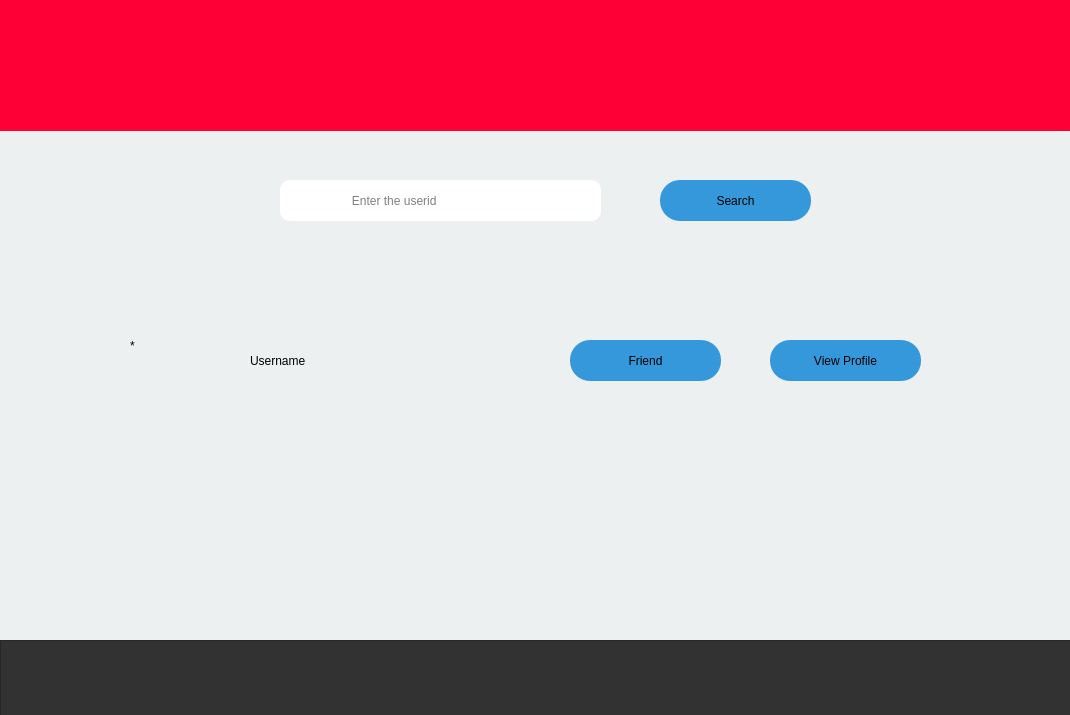
Qt form Login/search_page.ui (KrishnanSG/Cloud) before a commit.
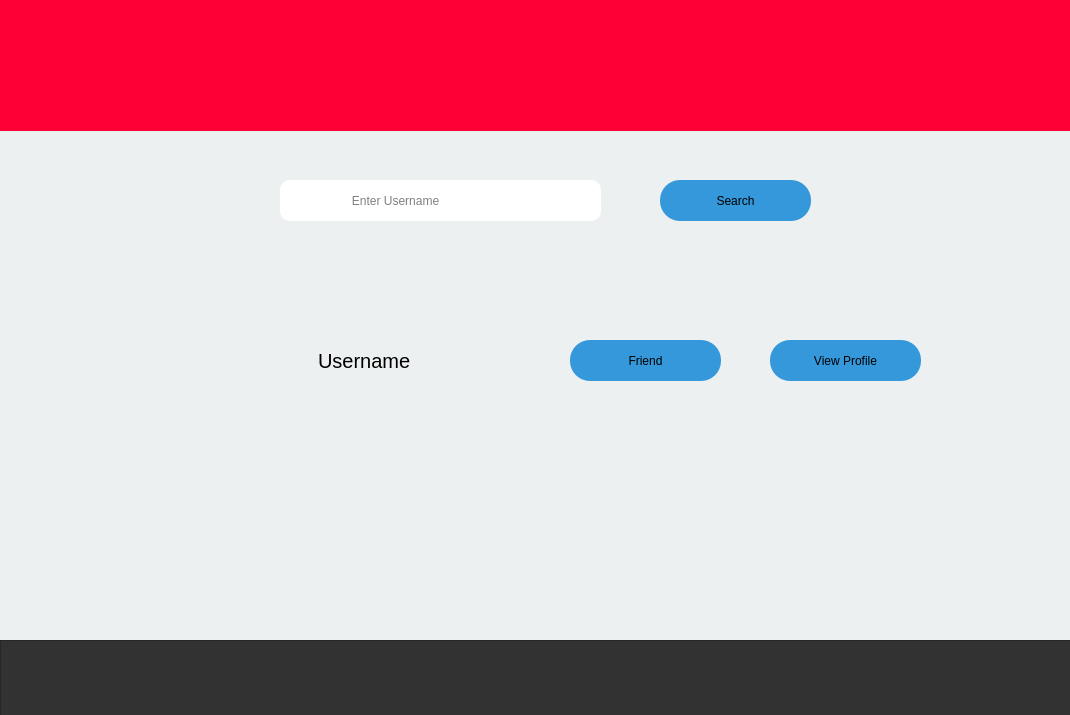
The same form after that commit. Icons and pictures are not drawn.

What changed in the file:
```diff
--- a/Login/search_page.ui
+++ b/Login/search_page.ui
@@ -222,7 +222,7 @@
     <string/>
    </property>
    <property name="placeholderText">
-    <string>                  Enter the userid </string>
+    <string>                  Enter Username</string>
    </property>
   </widget>
   <widget class="QPushButton" name="search_button">
@@ -274,21 +274,16 @@
      <height>41</height>
     </rect>
    </property>
+   <property name="font">
+    <font>
+     <pointsize>15</pointsize>
+    </font>
+   </property>
    <property name="text">
     <string>Username</string>
    </property>
-  </widget>
-  <widget class="QLabel" name="display_profile_label">
-   <property name="geometry">
-    <rect>
-     <x>130</x>
-     <y>310</y>
-     <width>81</width>
-     <height>71</height>
-    </rect>
-   </property>
-   <property name="text">
-    <string>*</string>
+   <property name="indent">
+    <number>68</number>
    </property>
   </widget>
   <widget class="QPushButton" name="view_profile_button">
```
Left out of the diff: 1 changed line with no effect on the pictures.
